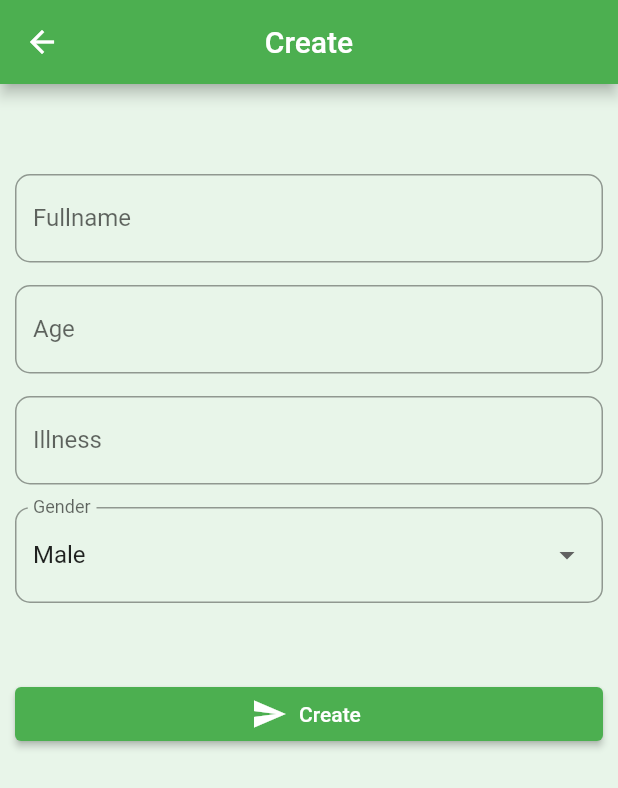
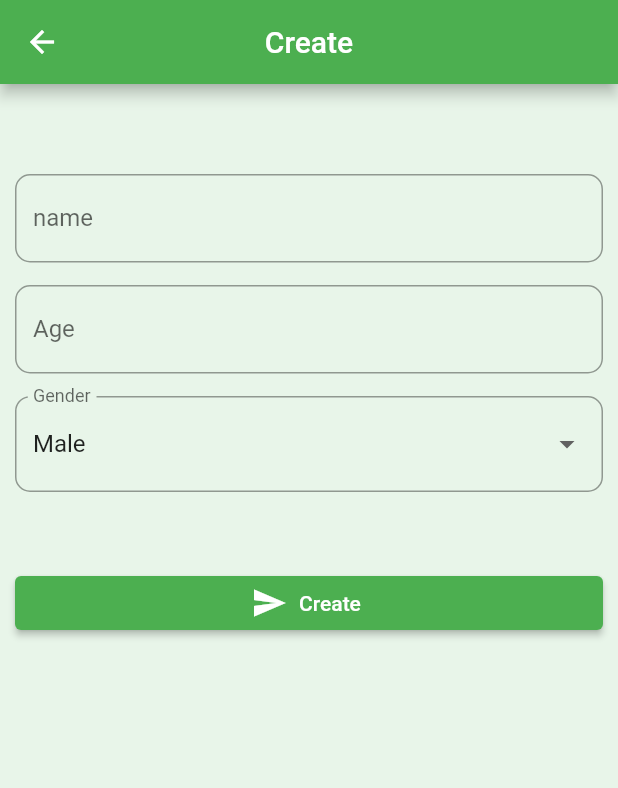
Before and after one commit to MedCabManagement/Mobile, a Flutter app: the CreatePatient screen opened directly, after a tap on "Create", on a phone screen of 412 x 824 dp. Shown: the top 788 px of the screen. Run offline on Flutter 3.47's test engine with Material 2 defaults, Android fonts, the phone set to English and light mode, and no system bars; our stand-ins replace fluttertoast; network calls fail.

Commit message:
chore: update attributes and UI of each screen

```diff
--- a/lib/models/patient.dart
+++ b/lib/models/patient.dart
@@ -2,42 +2,36 @@ import 'dart:convert';
 import 'dart:io';
 import 'package:fluttertoast/fluttertoast.dart';
 import 'package:http/http.dart' as http;
+import 'package:patient/models/user.dart';
 
-const domain = "medcab-management.herokuapp.com";
+const domain = "medcab-rrc.herokuapp.com";
 
 class Patient {
-  String? fullname;
+  String? name;
   String? age;
-  String? illness;
-  String? gender;
 
   Patient();
 
-  Future<int> create(
-      String _fullname, String _age, String _illness, String _gender) async {
+  Future<int> create(String _name, String _age) async {
     final url = Uri.https(domain, "/patient");
 
     final headers = <String, String>{
       HttpHeaders.contentTypeHeader: ContentType.json.toString(),
-      HttpHeaders.acceptHeader: ContentType.json.toString()
+      HttpHeaders.acceptHeader: ContentType.json.toString(),
     };
 
     final response = await http.post(url,
         headers: headers,
         body: jsonEncode({
-          "fullname": _fullname,
+          "name": _name,
           "age": _age,
-          "illness": _illness,
-          "gender": _gender
         }));
 
     final data = jsonDecode(response.body);
 
     if (response.statusCode == HttpStatus.ok) {
-      fullname = data['fullname'];
+      name = data['name'];
       age = data['age'];
-      illness = data['illness'];
-      gender = data['gender'];
 
       Fluttertoast.showToast(
         msg: 'Created Successfuly',
@@ -48,21 +42,20 @@ class Patient {
     return response.statusCode;
   }
 
-  Future<List> get() async {
-    final url = Uri.https(domain, "/patient");
+  Future<List> get(String token) async {
+    final url = Uri.https(domain, "/patients");
 
     final headers = <String, String>{
       HttpHeaders.contentTypeHeader: ContentType.json.toString(),
-      HttpHeaders.acceptHeader: ContentType.json.toString()
+      HttpHeaders.acceptHeader: ContentType.json.toString(),
+      HttpHeaders.authorizationHeader: "Bearer $token"
     };
     List patient = [];
     final response = await http.get(url, headers: headers);
 
     final data = jsonDecode(response.body);
 
-    patient = data['data'];
-
-    return patient;
+    return data;
   }
 
   Future<int> delete(String id) async {
@@ -77,8 +70,6 @@ class Patient {
 
     final response = await http.delete(url, headers: headers);
 
-    print(response.statusCode);
-
     if (response.statusCode == HttpStatus.ok) {
       Fluttertoast.showToast(
         msg: 'Deleted Successfuly',
--- a/lib/models/account.dart
+++ b/lib/models/user.dart
@@ -3,17 +3,18 @@ import 'dart:io';
 import 'package:fluttertoast/fluttertoast.dart';
 import 'package:http/http.dart' as http;
 
-const domain = "medcab-management.herokuapp.com";
+const domain = "medcab-rrc.herokuapp.com";
 
 class User {
   String? email;
   String? password;
   String? name;
+  String? token;
 
   User();
 
   Future<int> login(String _email, String _password) async {
-    final url = Uri.https(domain, "/login");
+    final url = Uri.https(domain, "/users/login/");
 
     final headers = <String, String>{
       HttpHeaders.contentTypeHeader: ContentType.json.toString(),
@@ -30,13 +31,13 @@ class User {
     if (response.statusCode == HttpStatus.ok) {
       email = data['email'];
       name = data['name'];
+      token = data['token'];
     } else {
       Fluttertoast.showToast(
         msg: data['error'] ?? 'Failed to login',
         toastLength: Toast.LENGTH_LONG,
       );
     }
-
     return response.statusCode;
   }
 }
--- a/lib/views/home.dart
+++ b/lib/views/home.dart
@@ -1,6 +1,6 @@
 import 'dart:async';
 import 'package:flutter/material.dart';
-import 'package:patient/models/account.dart';
+import 'package:patient/models/user.dart';
 import 'package:patient/models/patient.dart';
 import './login.dart';
 import './patient/create_patient.dart';
@@ -256,7 +256,7 @@ class _HomeState extends State<Home> {
 
   Widget getPatients() {
     return FutureBuilder(
-      future: patient.get(),
+      future: patient.get(widget.user.token.toString()),
       builder: (context, AsyncSnapshot<List> snapshot) {
         final connectionDone = snapshot.connectionState == ConnectionState.done;
         if (connectionDone && snapshot.hasData) {
@@ -282,23 +282,20 @@ class _HomeState extends State<Home> {
                         radius: 25,
                         backgroundColor: Colors.greenAccent),
                     title: Text(
-                      patient['fullname'].toString(),
+                      patient['name'].toString(),
                       style: const TextStyle(
                           fontFamily: "OpenSans",
                           fontSize: 17,
                           color: Colors.black),
                     ),
                     onTap: () {
-                      Navigator.of(context).push(
-                        MaterialPageRoute(
-                          builder: (BuildContext context) => Profile(
-                              id: patient['_id'],
-                              fullname: patient['fullname'],
-                              age: patient['age'],
-                              illness: patient['illness'],
-                              gender: patient['gender']),
+                      Navigator.of(context).push(MaterialPageRoute(
+                        builder: (BuildContext context) => Profile(
+                          id: patient['_id'],
+                          name: patient['name'],
+                          age: patient['age'],
                         ),
-                      );
+                      ));
                     },
                   ),
                 );
--- a/lib/views/login.dart
+++ b/lib/views/login.dart
@@ -1,5 +1,5 @@
 import 'package:flutter/material.dart';
-import 'package:patient/models/account.dart';
+import 'package:patient/models/user.dart';
 import 'package:patient/views/home.dart';
 
 class Login extends StatefulWidget {
@@ -92,6 +92,7 @@ class _LoginState extends State<Login> {
                             final password = passwordController.text;
                             final statusCode =
                                 await user.login(email, password);
+
                             if (statusCode == 200) {
                               Navigator.of(context).popUntil(
                                   (route) => Navigator.of(context).canPop());
--- a/lib/views/patient/create_patient.dart
+++ b/lib/views/patient/create_patient.dart
@@ -9,9 +9,8 @@ class CreatePatient extends StatefulWidget {
 }
 
 class _CreatePatientState extends State<CreatePatient> {
-  final fullnameController = TextEditingController();
+  final nameController = TextEditingController();
   final ageController = TextEditingController();
-  final illnessController = TextEditingController();
 
   final patient = Patient();
 
@@ -40,10 +39,10 @@ class _CreatePatientState extends State<CreatePatient> {
         padding: const EdgeInsets.fromLTRB(10, 60, 10, 20),
         children: [
           TextField(
-            controller: fullnameController,
+            controller: nameController,
             keyboardType: TextInputType.name,
             decoration: const InputDecoration(
-              labelText: "Fullname",
+              labelText: "name",
               border: OutlineInputBorder(
                   borderRadius: BorderRadius.all(Radius.circular(10.0))),
             ),
@@ -54,16 +53,6 @@ class _CreatePatientState extends State<CreatePatient> {
             keyboardType: TextInputType.number,
             decoration: const InputDecoration(
               labelText: "Age",
-              border: OutlineInputBorder(
-                  borderRadius: BorderRadius.all(Radius.circular(10.0))),
-            ),
-          ),
-          const SizedBox(height: 15),
-          TextField(
-            controller: illnessController,
-            keyboardType: TextInputType.text,
-            decoration: const InputDecoration(
-              labelText: "Illness",
               border: OutlineInputBorder(
                   borderRadius: BorderRadius.all(Radius.circular(10.0))),
             ),
@@ -86,17 +75,14 @@ class _CreatePatientState extends State<CreatePatient> {
           ElevatedButton.icon(
             style: ElevatedButton.styleFrom(primary: Colors.green),
             onPressed: () async {
-              final fullname = fullnameController.text;
+              final name = nameController.text;
               final age = ageController.text;
-              final illness = illnessController.text;
 
-              final disPatient =
-                  await patient.create(fullname, age, illness, genderValue);
+              final disPatient = await patient.create(name, age);
 
               if (disPatient == 200) {
-                fullnameController.clear();
+                nameController.clear();
                 ageController.clear();
-                illnessController.clear();
                 setState(() {
                   genderValue = "Male";
                 });
```
Also changed, not shown: lib/views/patient/Profile.dart (+6 -39 lines).
